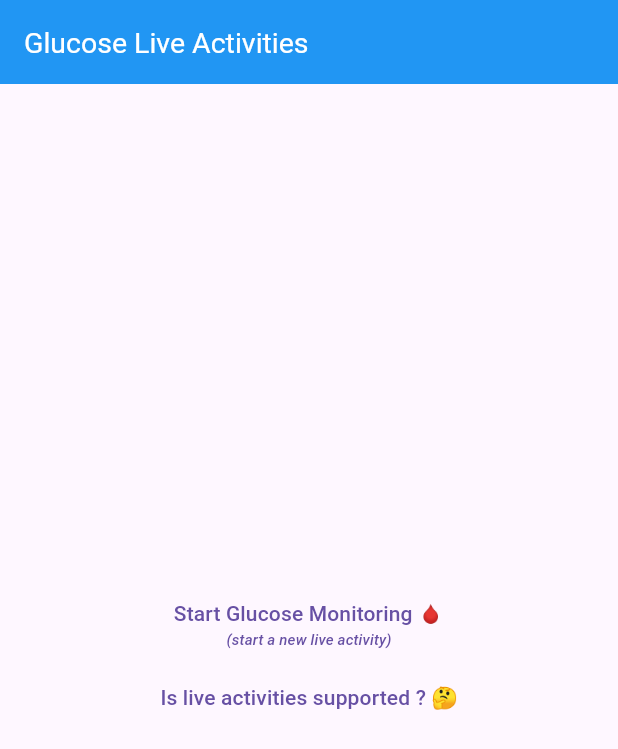
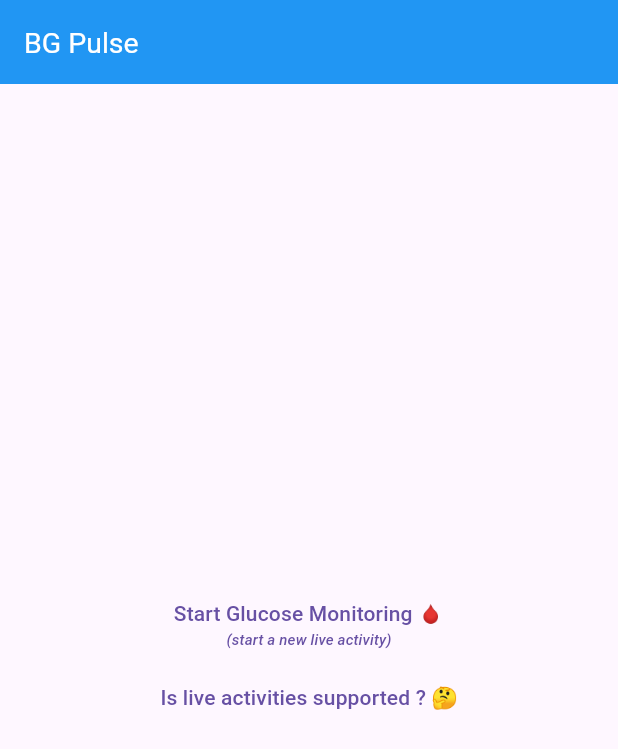
Before and after one commit to yassinza/bg_pulse, a Flutter app: the screen it shows after launch, on a phone screen of 412 x 824 dp. Shown: the top 749 px of the screen. Run offline on Flutter 3.47's test engine with Material 3 defaults, Android fonts, the phone set to English and light mode, and no system bars; our stand-ins replace fl_chart; missing offline and left inert: live_activities; network calls fail.

Commit message:
feat: rename app

```diff
--- a/lib/main.dart
+++ b/lib/main.dart
@@ -1,10 +1,10 @@
 import 'dart:async';
 
+import 'package:bg_pulse/services/libre_service.dart';
 import 'package:flutter/material.dart';
 import 'package:live_activities/live_activities.dart';
-import 'package:live_activities/models/live_activity_image.dart';
 import 'package:live_activities/models/url_scheme_data.dart';
-import 'package:live_activities_example/services/libre_service.dart';
+
 
 import 'models/glucose_live_activity_model.dart';
 import 'models/glucose_reading.dart';
@@ -47,7 +47,6 @@ class _HomeState extends State<Home> {
   final _liveActivitiesPlugin = LiveActivities();
   String? _latestActivityId;
   StreamSubscription<UrlSchemeData>? urlSchemeSubscription;
-  GlucoseLiveActivityModel? _glucoseLiveActivityModel;
 
   @override
   void initState() {
@@ -155,7 +154,7 @@ class _HomeState extends State<Home> {
     return Scaffold(
       appBar: AppBar(
         title: const Text(
-          'Glucose Live Activities',
+          'BG Pulse',
           style: TextStyle(
             fontSize: 19,
             color: Colors.white,
```
Also changed, not shown: pubspec.yaml (+8 -5 lines), 1 other file.
